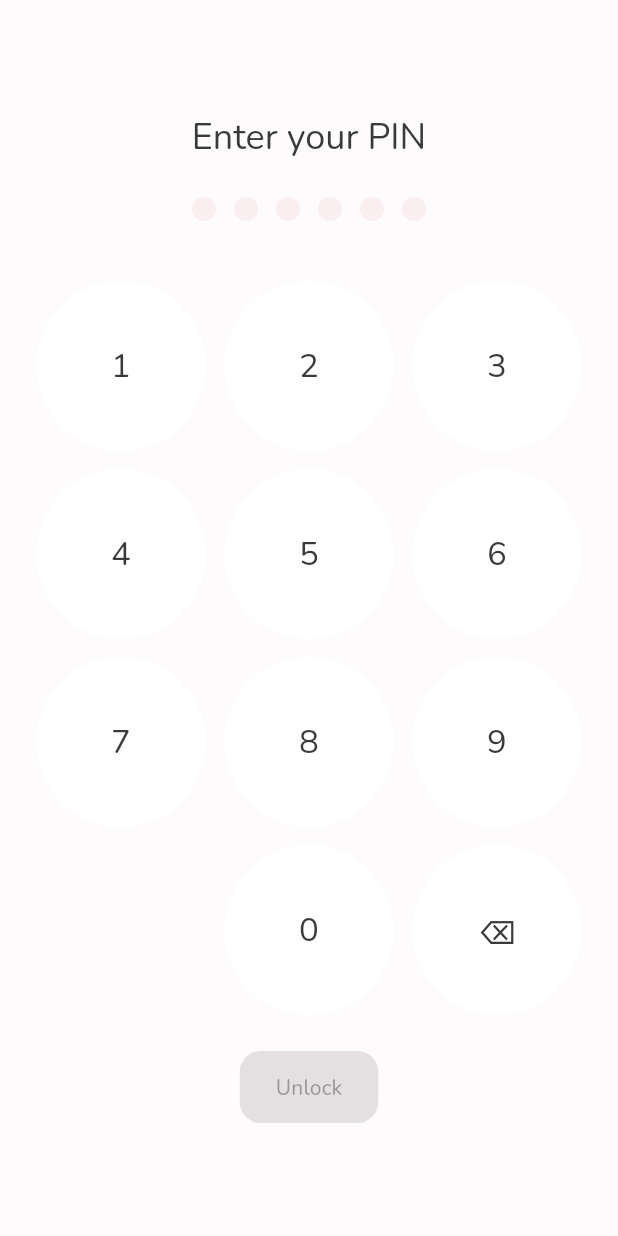
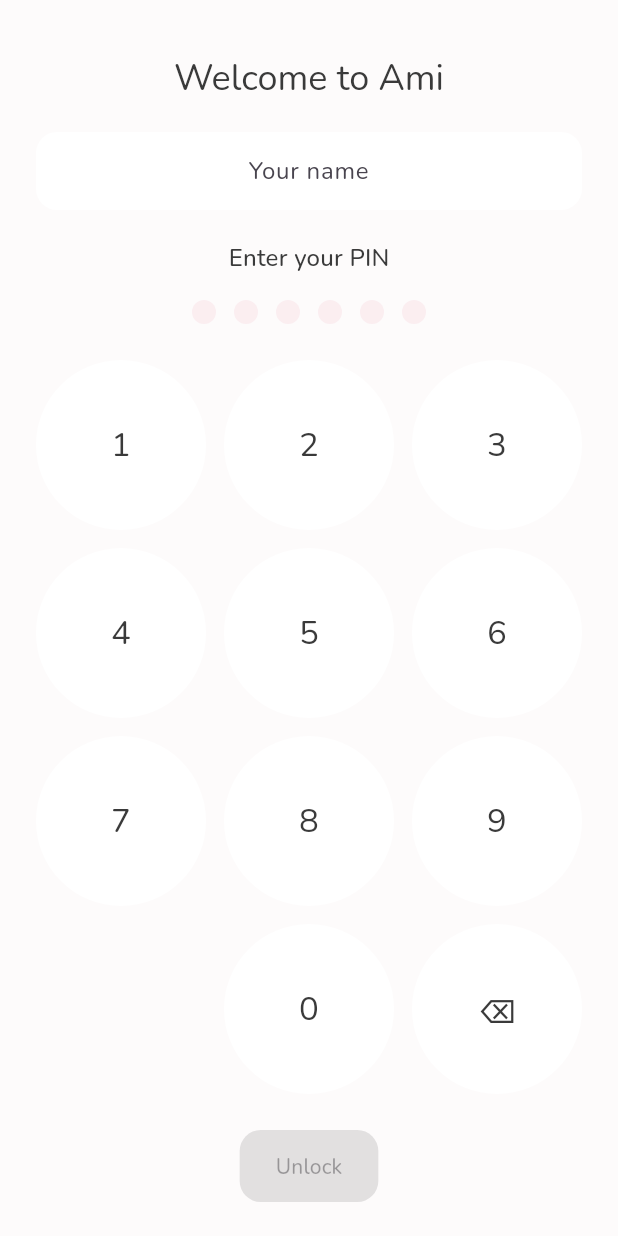
Before and after one commit to AnubhavDataSci25/AI-Companion-App, a Flutter app: the screen it shows after launch, on a phone screen of 412 x 824 dp. Run offline on Flutter 3.47's test engine with Material 3 defaults, Android fonts, the phone set to English and light mode, and no system bars; our stand-ins replace dio, flutter_riverpod, flutter_secure_storage, go_router, google_fonts.

Commit message:
wired PIN screen with auth api for login with name and PIN.

```diff
--- /dev/null
+++ b/frontend/lib/core/constants/api_constants.dart
@@ -0,0 +1,5 @@
+class ApiConstants {
+  // Replace with your laptop's LAN IP (run `ipconfig` on Windows, look for IPv4 Address).
+  // Both your phone and laptop must be on the same WiFi network.
+  static const String baseUrl = 'http://10.45.223.197:8000/api';
+}
--- /dev/null
+++ b/frontend/lib/presentation/providers/app_providers.dart
@@ -0,0 +1,12 @@
+import 'package:flutter_riverpod/flutter_riverpod.dart';
+import '../../core/services/secure_storage_service.dart';
+import '../../data/api/api_client.dart';
+import '../../data/repositories/auth_repository.dart';
+
+final secureStorageProvider = Provider((ref) => SecureStorageService());
+
+final apiClientProvider = Provider((ref) => ApiClient(ref.watch(secureStorageProvider)));
+
+final authRepositoryProvider = Provider(
+  (ref) => AuthRepository(ref.watch(apiClientProvider), ref.watch(secureStorageProvider)),
+);
--- a/frontend/lib/presentation/screens/pin/pin_screen.dart
+++ b/frontend/lib/presentation/screens/pin/pin_screen.dart
@@ -1,20 +1,28 @@
 import 'package:flutter/material.dart';
+import 'package:flutter_riverpod/flutter_riverpod.dart';
 import 'package:go_router/go_router.dart';
+import '../../providers/app_providers.dart';
 
-class PinScreen extends StatefulWidget {
+class PinScreen extends ConsumerStatefulWidget {
   const PinScreen({super.key});
 
   @override
-  State<PinScreen> createState() => _PinScreenState();
+  ConsumerState<PinScreen> createState() => _PinScreenState();
 }
 
-class _PinScreenState extends State<PinScreen> {
+class _PinScreenState extends ConsumerState<PinScreen> {
   final List<String> _pin = [];
+  final _nameController = TextEditingController();
   static const _maxPinLength = 6;
+  bool _loading = false;
+  String? _error;
 
   void _onKeyTap(String digit) {
     if (_pin.length < _maxPinLength) {
-      setState(() => _pin.add(digit));
+      setState(() {
+        _pin.add(digit);
+        _error = null;
+      });
     }
   }
 
@@ -24,9 +32,30 @@ class _PinScreenState extends State<PinScreen> {
     }
   }
 
-  void _onSubmit() {
-    // TODO: wire to auth API in the next step
-    if (_pin.length >= 4) {
+  Future<void> _onSubmit() async {
+    if (_nameController.text.trim().isEmpty) {
+      setState(() => _error = 'Enter your name first.');
+      return;
+    }
+    if (_pin.length < 4) return;
+
+    setState(() {
+      _loading = true;
+      _error = null;
+    });
+
+    final authRepo = ref.read(authRepositoryProvider);
+    final error = await authRepo.login(_nameController.text.trim(), _pin.join());
+
+    if (!mounted) return;
+    setState(() => _loading = false);
+
+    if (error != null) {
+      setState(() {
+        _error = error;
+        _pin.clear();
+      });
+    } else {
       context.go('/home');
     }
   }
@@ -35,13 +64,21 @@ class _PinScreenState extends State<PinScreen> {
   Widget build(BuildContext context) {
     return Scaffold(
       body: SafeArea(
-        child: Padding(
-          padding: const EdgeInsets.symmetric(horizontal: 24),
+        child: SingleChildScrollView(
+          padding: const EdgeInsets.symmetric(horizontal: 24, vertical: 16),
           child: Column(
-            mainAxisAlignment: MainAxisAlignment.center,
             children: [
-              Text('Enter your PIN', style: Theme.of(context).textTheme.headlineSmall),
-              const SizedBox(height: 24),
+              const SizedBox(height: 20),
+              Text('Welcome to Ami', style: Theme.of(context).textTheme.headlineSmall),
+              const SizedBox(height: 20),
+              TextField(
+                controller: _nameController,
+                decoration: const InputDecoration(hintText: 'Your name'),
+                textAlign: TextAlign.center,
+              ),
+              const SizedBox(height: 20),
+              Text('Enter your PIN', style: Theme.of(context).textTheme.titleMedium),
+              const SizedBox(height: 16),
               Row(
                 mainAxisAlignment: MainAxisAlignment.center,
                 children: List.generate(_maxPinLength, (i) {
@@ -59,13 +96,19 @@ class _PinScreenState extends State<PinScreen> {
                   );
                 }),
               ),
-              const SizedBox(height: 40),
+              if (_error != null) ...[
+                const SizedBox(height: 12),
+                Text(_error!, style: TextStyle(color: Theme.of(context).colorScheme.error)),
+              ],
+              const SizedBox(height: 24),
               _buildKeypad(),
               const SizedBox(height: 24),
-              ElevatedButton(
-                onPressed: _pin.length >= 4 ? _onSubmit : null,
-                child: const Text('Unlock'),
-              ),
+              _loading
+                  ? const CircularProgressIndicator()
+                  : ElevatedButton(
+                      onPressed: _pin.length >= 4 ? _onSubmit : null,
+                      child: const Text('Unlock'),
+                    ),
             ],
           ),
         ),
```
Also changed, not shown: frontend/lib/core/services/secure_storage_service.dart (added, +20 -0 lines), frontend/lib/data/api/api_client.dart (added, +25 -0 lines), frontend/lib/data/repositories/auth_repository.dart (added, +45 -0 lines).
